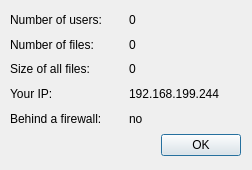
Qt form juicer/src/qajnetworkdialogbase.ui (applejuicenetz/gui-juicer) before a commit.
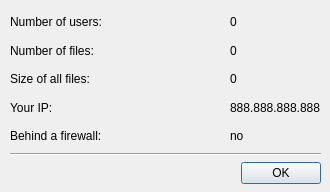
The same form after that commit.

What changed in the file:
```diff
--- a/juicer/src/qajnetworkdialogbase.ui
+++ b/juicer/src/qajnetworkdialogbase.ui
@@ -5,8 +5,8 @@
    <rect>
     <x>0</x>
     <y>0</y>
-    <width>252</width>
-    <height>170</height>
+    <width>330</width>
+    <height>192</height>
    </rect>
   </property>
   <property name="windowTitle" >
@@ -16,9 +16,9 @@
    <property name="geometry" >
     <rect>
      <x>10</x>
-     <y>10</y>
-     <width>231</width>
-     <height>146</height>
+     <y>11</y>
+     <width>311</width>
+     <height>173</height>
     </rect>
    </property>
    <layout class="QVBoxLayout" >
@@ -80,8 +80,16 @@
       </item>
       <item row="3" column="1" >
        <widget class="QLabel" name="ipLabel" >
+        <property name="sizePolicy" >
+         <sizepolicy>
+          <hsizetype>4</hsizetype>
+          <vsizetype>5</vsizetype>
+          <horstretch>0</horstretch>
+          <verstretch>0</verstretch>
+         </sizepolicy>
+        </property>
         <property name="text" >
-         <string>192.168.199.244</string>
+         <string>888.888.888.888</string>
         </property>
        </widget>
       </item>
@@ -108,6 +116,13 @@
       </item>
      </layout>
     </item>
+    <item>
+     <widget class="Line" name="line" >
+      <property name="orientation" >
+       <enum>Qt::Horizontal</enum>
+      </property>
+     </widget>
+    </item>
     <item>
      <widget class="QDialogButtonBox" name="buttonBox" >
       <property name="orientation" >
```
